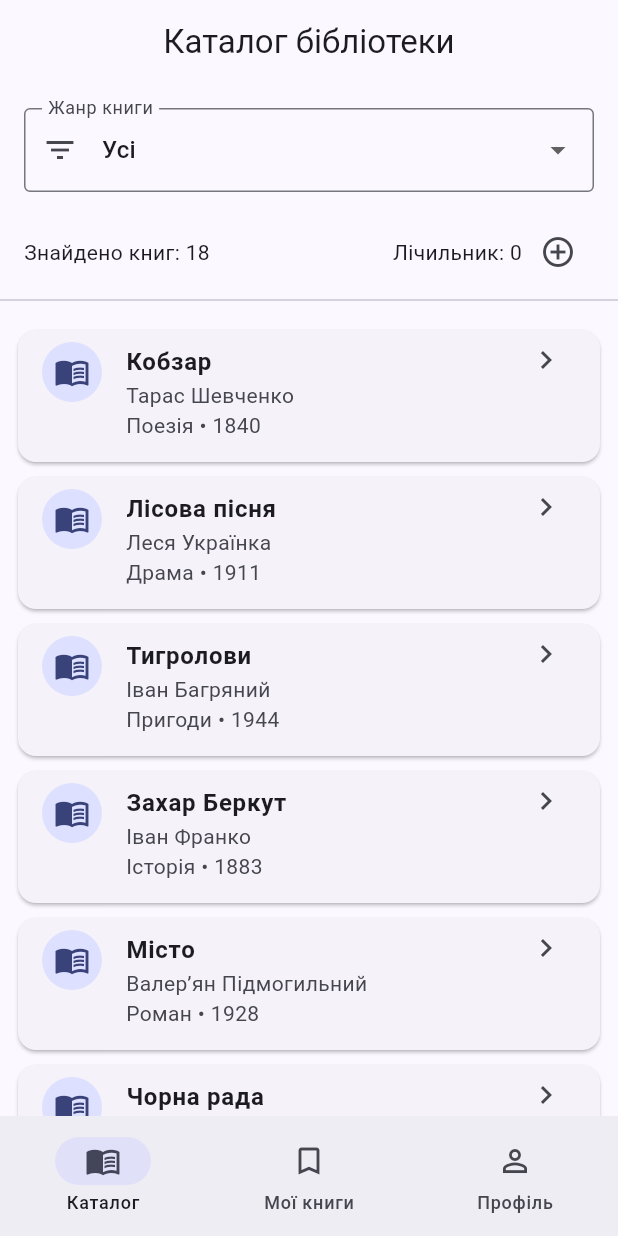
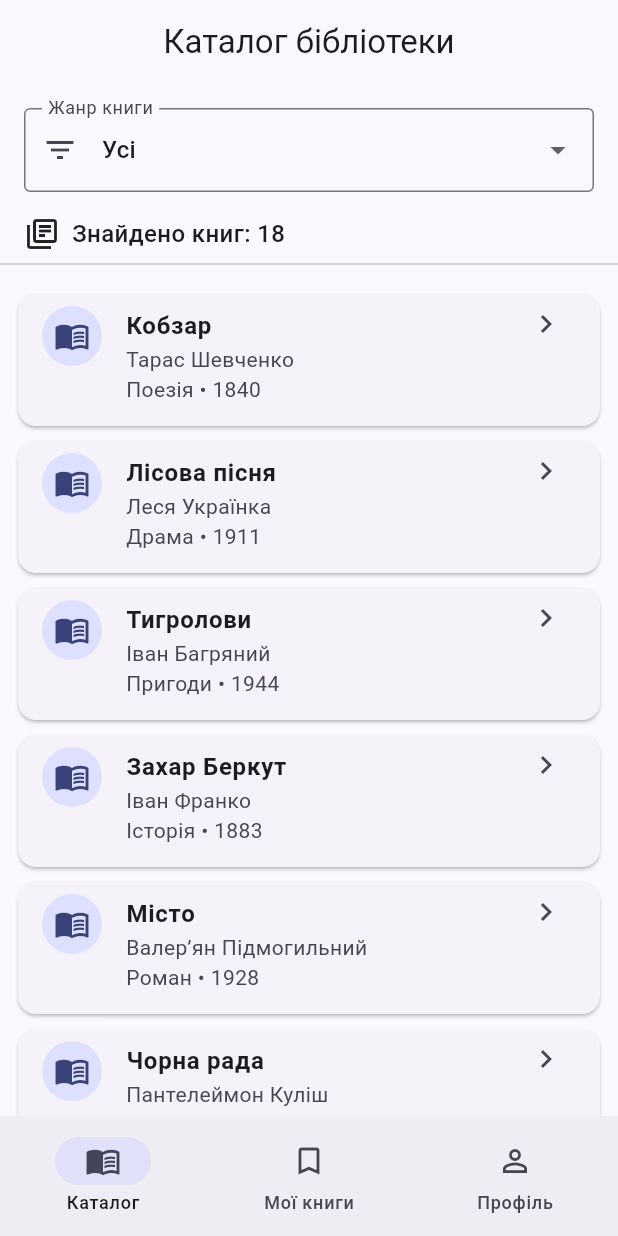
Before and after one commit to School-BD3/library_application_1, a Flutter app: the screen it shows after launch, on a phone screen of 412 x 824 dp. Run offline on Flutter 3.47's test engine with Material 3 defaults, Android fonts, the phone set to English and light mode, and no system bars; our stand-ins replace go_router.

Commit message:
прибрано тестові елементи та перевірено навігацію

```diff
--- a/lib/screens/catalog_screen.dart
+++ b/lib/screens/catalog_screen.dart
@@ -17,11 +17,9 @@ class CatalogScreen extends StatefulWidget {
 }
 
 class _CatalogScreenState extends State<CatalogScreen> {
-  int counter = 0;
 
   @override
   Widget build(BuildContext context) {
-    debugPrint('CatalogScreen build');
 
     final genres = [
       'Усі',
@@ -80,15 +78,14 @@ class _CatalogScreenState extends State<CatalogScreen> {
             padding: const EdgeInsets.symmetric(horizontal: 16),
             child: Row(
               children: [
-                Text('Знайдено книг: ${filteredBooks.length}'),
-                const Spacer(),
-                Text('Лічильник: $counter'),
-                IconButton(
-                  onPressed: () {
-                    setState(() => counter++);
-                  },
-                  icon: const Icon(Icons.add_circle_outline),
-                  tooltip: 'Збільшити лічильник',
+                const Icon(Icons.library_books_outlined),
+                const SizedBox(width: 8),
+                Text(
+                  'Знайдено книг: ${filteredBooks.length}',
+                  style: const TextStyle(
+                    fontSize: 16,
+                    fontWeight: FontWeight.w500,
+                  ),
                 ),
               ],
             ),
```
